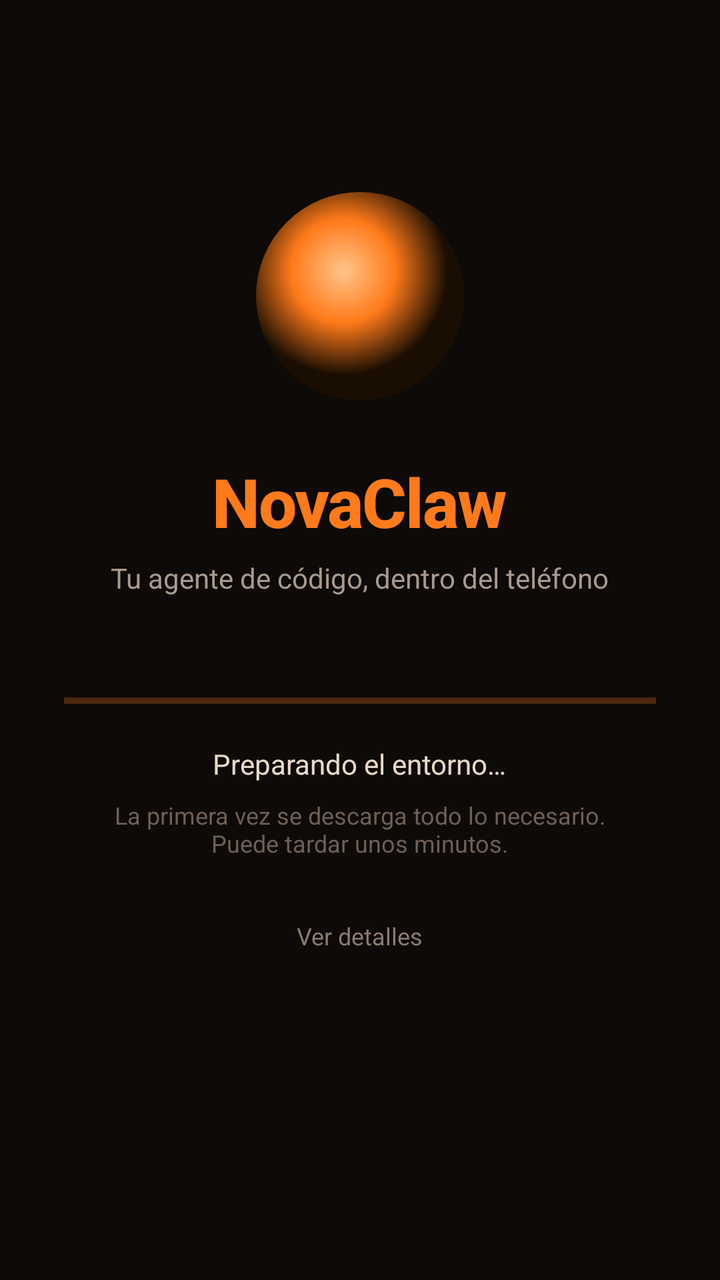
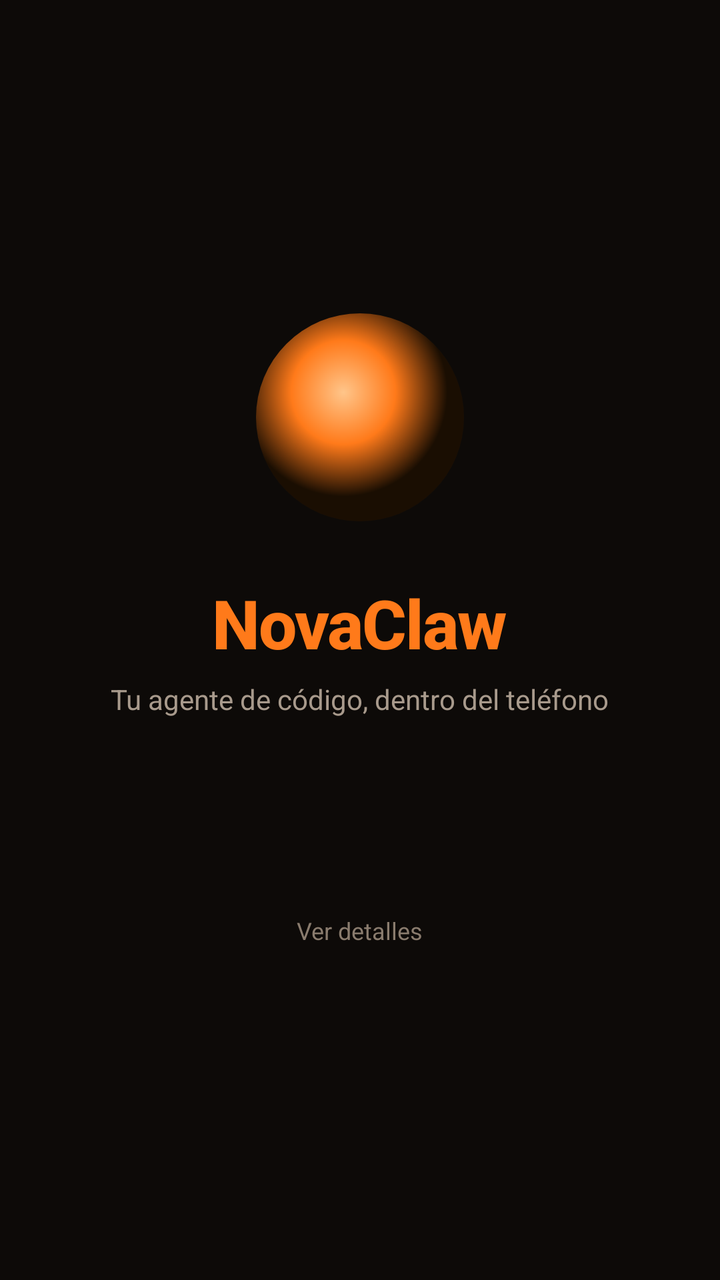

Compare the two renders of this Android layout. The source of the first and the diff that turns it into the second are given below.
<!-- AndroidManifest.xml: application theme Theme.NovaClaw -->
<!-- res/layout/activity_main.xml -->
<?xml version="1.0" encoding="utf-8"?>
<FrameLayout xmlns:android="http://schemas.android.com/apk/res/android"
    xmlns:app="http://schemas.android.com/apk/res-auto"
    android:layout_width="match_parent"
    android:layout_height="match_parent"
    android:background="#0D0A08">

    
    <ScrollView
        android:id="@+id/setupRoot"
        android:layout_width="match_parent"
        android:layout_height="match_parent"
        android:fillViewport="true">

        <LinearLayout
            android:layout_width="match_parent"
            android:layout_height="wrap_content"
            android:orientation="vertical"
            android:gravity="center_horizontal"
            android:paddingStart="32dp"
            android:paddingEnd="32dp"
            android:paddingTop="96dp"
            android:paddingBottom="32dp">

            <View
                android:id="@+id/orb"
                android:layout_width="104dp"
                android:layout_height="104dp"
                android:background="@drawable/bg_orb"
                android:layout_marginBottom="28dp" />

            <TextView
                android:layout_width="wrap_content"
                android:layout_height="wrap_content"
                android:text="@string/app_name"
                android:textColor="#FF7A1A"
                android:textSize="34sp"
                android:textStyle="bold"
                android:fontFamily="sans-serif-medium"
                android:letterSpacing="-0.02" />

            <TextView
                android:layout_width="wrap_content"
                android:layout_height="wrap_content"
                android:text="Tu agente de código, dentro del teléfono"
                android:textColor="#A89A8C"
                android:textSize="14sp"
                android:layout_marginTop="6dp" />

            <ProgressBar
                android:id="@+id/progress"
                style="?android:attr/progressBarStyleHorizontal"
                android:layout_width="match_parent"
                android:layout_height="wrap_content"
                android:indeterminate="true"
                android:indeterminateTint="#FF7A1A"
                android:layout_marginTop="44dp" />

            <TextView
                android:id="@+id/txtStatus"
                android:layout_width="wrap_content"
                android:layout_height="wrap_content"
                android:text="Preparando el entorno…"
                android:textColor="#E8D9C5"
                android:textSize="14sp"
                android:layout_marginTop="14dp" />

            <TextView
                android:id="@+id/txtHint"
                android:layout_width="wrap_content"
                android:layout_height="wrap_content"
                android:text="La primera vez se descarga todo lo necesario.\nPuede tardar unos minutos."
                android:textColor="#6E6053"
                android:textSize="12sp"
                android:gravity="center"
                android:layout_marginTop="8dp" />

            <Button
                android:id="@+id/btnRetry"
                android:layout_width="match_parent"
                android:layout_height="54dp"
                android:text="Reintentar"
                android:textAllCaps="false"
                android:textStyle="bold"
                android:textSize="15sp"
                android:textColor="#1A0E02"
                app:backgroundTint="#FF7A1A"
                app:cornerRadius="16dp"
                android:layout_marginTop="28dp"
                android:visibility="gone" />

            <TextView
                android:id="@+id/btnDetails"
                android:layout_width="wrap_content"
                android:layout_height="wrap_content"
                android:text="Ver detalles"
                android:textColor="#8A7C6E"
                android:textSize="12sp"
                android:padding="10dp"
                android:layout_marginTop="20dp" />

            <ScrollView
                android:id="@+id/logScroll"
                android:layout_width="match_parent"
                android:layout_height="220dp"
                android:background="@drawable/bg_log_card"
                android:padding="14dp"
                android:layout_marginTop="10dp"
                android:visibility="gone">

                <TextView
                    android:id="@+id/txtOutput"
                    android:layout_width="match_parent"
                    android:layout_height="wrap_content"
                    android:fontFamily="monospace"
                    android:textColor="#C9B99F"
                    android:textSize="11sp"
                    android:textIsSelectable="true" />
            </ScrollView>

        </LinearLayout>
    </ScrollView>

    
    <WebView
        android:id="@+id/webView"
        android:layout_width="match_parent"
        android:layout_height="match_parent"
        android:visibility="gone" />

</FrameLayout>
<!-- resources referenced by this layout -->
<resources>
  <!-- drawable bg_log_card (drawable) -->
  <?xml version="1.0" encoding="utf-8"?>
  <shape xmlns:android="http://schemas.android.com/apk/res/android" android:shape="rectangle">
      <solid android:color="#110C08" />
      <corners android:radius="20dp" />
      <stroke android:width="1dp" android:color="#241B12" />
  </shape>
  <!-- drawable bg_orb (drawable) -->
  <?xml version="1.0" encoding="utf-8"?>
  <shape xmlns:android="http://schemas.android.com/apk/res/android" android:shape="oval">
      <gradient
          android:type="radial"
          android:gradientRadius="52dp"
          android:centerX="0.42"
          android:centerY="0.38"
          android:startColor="#FFC58A"
          android:centerColor="#FF7A1A"
          android:endColor="#1A0E02" />
  </shape>
  <string name="app_name">NovaClaw</string>
  <style name="Theme.NovaClaw" parent="Theme.MaterialComponents.DayNight.NoActionBar">
          <item name="colorPrimary">#FF7A1A</item>
          <item name="colorPrimaryDark">#0D0A08</item>
          <item name="colorAccent">#FF7A1A</item>
          <item name="android:windowBackground">#0D0A08</item>
          <item name="android:statusBarColor">#0D0A08</item>
          <item name="android:navigationBarColor">#0D0A08</item>
      </style>
</resources>

<!-- the commit's change to res/layout/activity_main.xml (unified diff, before → after) -->
@@ -14,12 +14,12 @@
 
         <LinearLayout
             android:layout_width="match_parent"
-            android:layout_height="wrap_content"
+            android:layout_height="match_parent"
             android:orientation="vertical"
-            android:gravity="center_horizontal"
+            android:gravity="center"
             android:paddingStart="32dp"
             android:paddingEnd="32dp"
-            android:paddingTop="96dp"
+            android:paddingTop="32dp"
             android:paddingBottom="32dp">
 
             <View
@@ -47,6 +47,17 @@
                 android:textSize="14sp"
                 android:layout_marginTop="6dp" />
 
+            
+            <ProgressBar
+                android:id="@+id/spinner"
+                style="?android:attr/progressBarStyle"
+                android:layout_width="28dp"
+                android:layout_height="28dp"
+                android:indeterminate="true"
+                android:indeterminateTint="#FF7A1A"
+                android:layout_marginTop="40dp" />
+
+            
             <ProgressBar
                 android:id="@+id/progress"
                 style="?android:attr/progressBarStyleHorizontal"
@@ -54,7 +65,8 @@
                 android:layout_height="wrap_content"
                 android:indeterminate="true"
                 android:indeterminateTint="#FF7A1A"
-                android:layout_marginTop="44dp" />
+                android:layout_marginTop="32dp"
+                android:visibility="gone" />
 
             <TextView
                 android:id="@+id/txtStatus"
@@ -63,7 +75,8 @@
                 android:text="Preparando el entorno…"
                 android:textColor="#E8D9C5"
                 android:textSize="14sp"
-                android:layout_marginTop="14dp" />
+                android:layout_marginTop="14dp"
+                android:visibility="gone" />
 
             <TextView
                 android:id="@+id/txtHint"
@@ -73,7 +86,8 @@
                 android:textColor="#6E6053"
                 android:textSize="12sp"
                 android:gravity="center"
-                android:layout_marginTop="8dp" />
+                android:layout_marginTop="8dp"
+                android:visibility="gone" />
 
             <Button
                 android:id="@+id/btnRetry"
